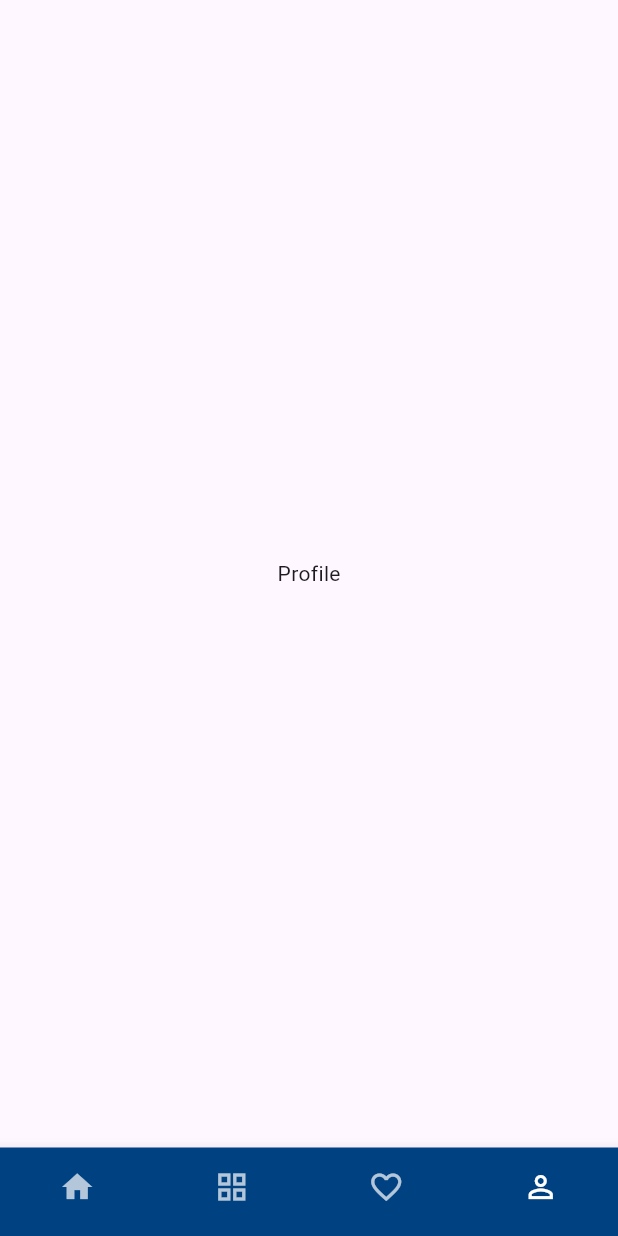
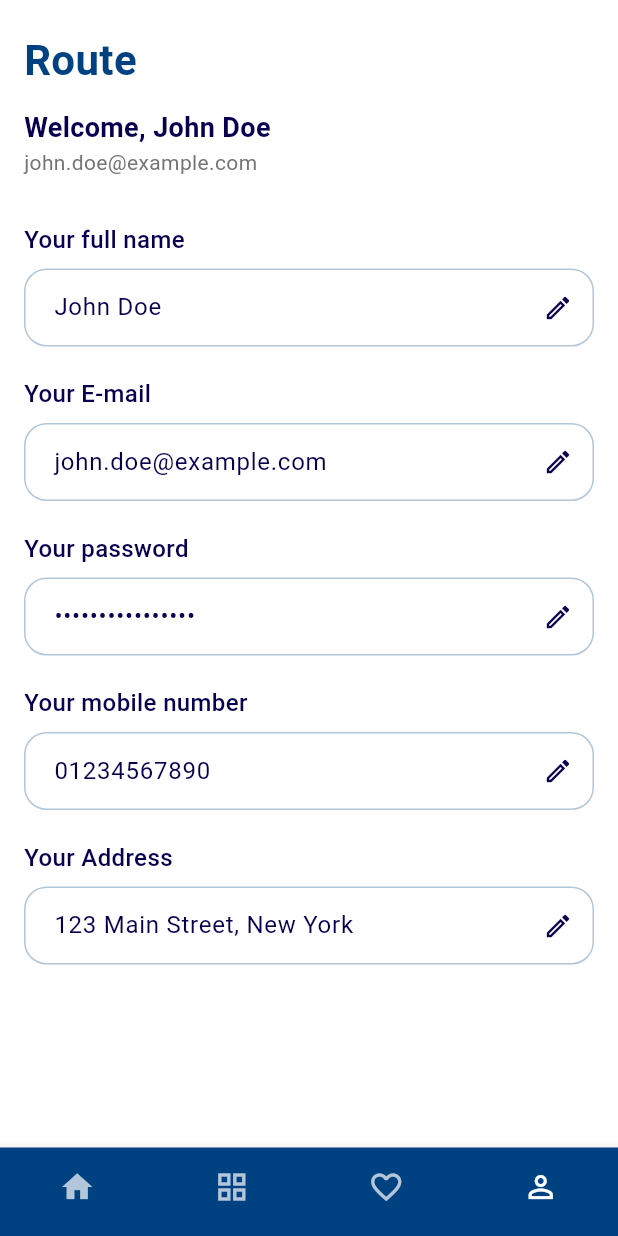
Before and after one commit to gehadmohamed18790-tech/vexa-app, a Flutter app: the MainTabsScreen screen opened directly, item 4 of the bottom bar chosen, on a phone screen of 412 x 824 dp. Run offline on Flutter 3.47's test engine with Material 3 defaults, Android fonts, the phone set to English and light mode, and no system bars; our stand-ins replace dio, flutter_bloc, shared_preferences; accounts and stored records are empty; network calls fail; Roboto replaces fonts that are missing (Poppins).

Commit message:
feat: update project code

```diff
--- a/lib/features/home/presentation/main_tabs_screen.dart
+++ b/lib/features/home/presentation/main_tabs_screen.dart
@@ -1,8 +1,10 @@
 import 'package:flutter/material.dart';
 import 'package:flutter_bloc/flutter_bloc.dart';
 import 'package:mywalletapp/features/home/presentation/home2_csreen.dart';
+import 'package:mywalletapp/features/home/presentation/profile_view.dart';
 import '../cubit/home_cubit.dart';
 import 'home_screen.dart';
+
 
 class MainTabsScreen extends StatefulWidget {
   const MainTabsScreen({super.key});
@@ -23,7 +25,7 @@ class _MainTabsScreenState extends State<MainTabsScreen> {
         child: const CategoriesScreen(),
       ),
       const Scaffold(body: Center(child: Text("Favorites"))),
-      const Scaffold(body: Center(child: Text("Profile"))),
+      const ProfileView(),
     ];
 
     return Scaffold(
--- /dev/null
+++ b/lib/features/home/presentation/profile_view.dart
@@ -0,0 +1,113 @@
+import 'package:flutter/material.dart';
+
+class ProfileView extends StatelessWidget {
+  const ProfileView({super.key});
+
+  @override
+  Widget build(BuildContext context) {
+    const String userName = "John Doe";
+    const String userEmail = "john.doe@example.com";
+    const String userPhone = "01234567890";
+    const String userAddress = "123 Main Street, New York";
+
+    return Scaffold(
+      backgroundColor: Colors.white,
+      body: SafeArea(
+        child: SingleChildScrollView(
+          padding: const EdgeInsets.symmetric(horizontal: 16.0, vertical: 20.0),
+          child: Column(
+            crossAxisAlignment: CrossAxisAlignment.start,
+            children: [
+              const Text(
+                'Route',
+                style: TextStyle(
+                  fontSize: 28,
+                  fontWeight: FontWeight.bold,
+                  color: Color(0xff004182),
+                  fontFamily: 'Poppins',
+                ),
+              ),
+              const SizedBox(height: 12),
+              Text(
+                'Welcome, $userName',
+                style: const TextStyle(
+                  fontSize: 18,
+                  fontWeight: FontWeight.w600,
+                  color: Color(0xff06004F),
+                ),
+              ),
+              Text(
+                userEmail,
+                style: TextStyle(
+                  fontSize: 14,
+                  color: Colors.grey[600],
+                ),
+              ),
+              const SizedBox(height: 30),
+
+              _buildProfileField(label: 'Your full name', value: userName),
+              _buildProfileField(label: 'Your E-mail', value: userEmail),
+              _buildProfileField(label: 'Your password', value: '••••••••••••••••', isPassword: true),
+              _buildProfileField(label: 'Your mobile number', value: userPhone),
+              _buildProfileField(label: 'Your Address', value: userAddress),
+            ],
+          ),
+        ),
+      ),
+    );
+  }
+
+  Widget _buildProfileField({
+    required String label,
+    required String value,
+    bool isPassword = false,
+  }) {
+    return Padding(
+      padding: const EdgeInsets.only(bottom: 20.0),
+      child: Column(
+        crossAxisAlignment: CrossAxisAlignment.start,
+        children: [
+          Text(
+            label,
+            style: const TextStyle(
+              fontSize: 16,
+              fontWeight: FontWeight.w500,
+              color: Color(0xff06004F),
+            ),
+          ),
+          const SizedBox(height: 8),
+          TextFormField(
+            initialValue: value,
+            readOnly: true,
+            obscureText: isPassword,
+            style: const TextStyle(color: Color(0xff06004F)),
+            decoration: InputDecoration(
+              suffixIcon: const Icon(
+                Icons.edit_outlined,
+                color: Color(0xff06004F),
+                size: 20,
+              ),
+              contentPadding: const EdgeInsets.symmetric(horizontal: 16, vertical: 14),
+              filled: true,
+              fillColor: Colors.white,
+              enabledBorder: OutlineInputBorder(
+                borderRadius: BorderRadius.circular(15.0),
+                borderSide: BorderSide(
+                  color: const Color(0xff004182).withOpacity(0.3),
+                  width: 1,
+                ),
+              ),
+              focusedBorder: OutlineInputBorder(
+                borderRadius: BorderRadius.circular(15.0),
+                borderSide: const BorderSide(
+                  color: Color(0xff004182),
+                  width: 1.5,
+                ),
+              ),
+            ),
+          ),
+        ],
+      ),
+    );
+  }
+}
--- a/lib/main.dart
+++ b/lib/main.dart
@@ -3,9 +3,14 @@ import 'package:flutter/material.dart';
 import 'package:flutter_bloc/flutter_bloc.dart';
 import 'package:mywalletapp/features/home/cubit/home_cubit.dart';
 import 'package:mywalletapp/features/home/data/data_sources/home_api_service.dart';
-import 'package:mywalletapp/features/home/data/models/splash_screen.dart';
+import 'core/storage/cach_helper.dart';
 
-void main() {
+import 'features/home/presentation/splash_screen.dart';
+void main() async {
+  WidgetsFlutterBinding.ensureInitialized();
+
+  await CacheHelper.init();
+
   runApp(
     BlocProvider(
       create: (context) => HomeCubit(HomeApiService())..getProducts(),
```
Also changed, not shown: lib/features/home/cubit/favorites_cubit.dart (added, +28 -0 lines), lib/features/home/cubit/favorites_states.dart (added, +19 -0 lines), lib/features/home/presentation/favorites_view.dart (added, +221 -0 lines), lib/features/home/presentation/home_screen.dart (+16 -7 lines), lib/features/home/presentation/product_details_view.dart (added, +270 -0 lines), lib/features/home/presentation/splash_screen.dart (renamed from lib/features/home/data/models/splash_screen.dart, +4 -3 lines).
